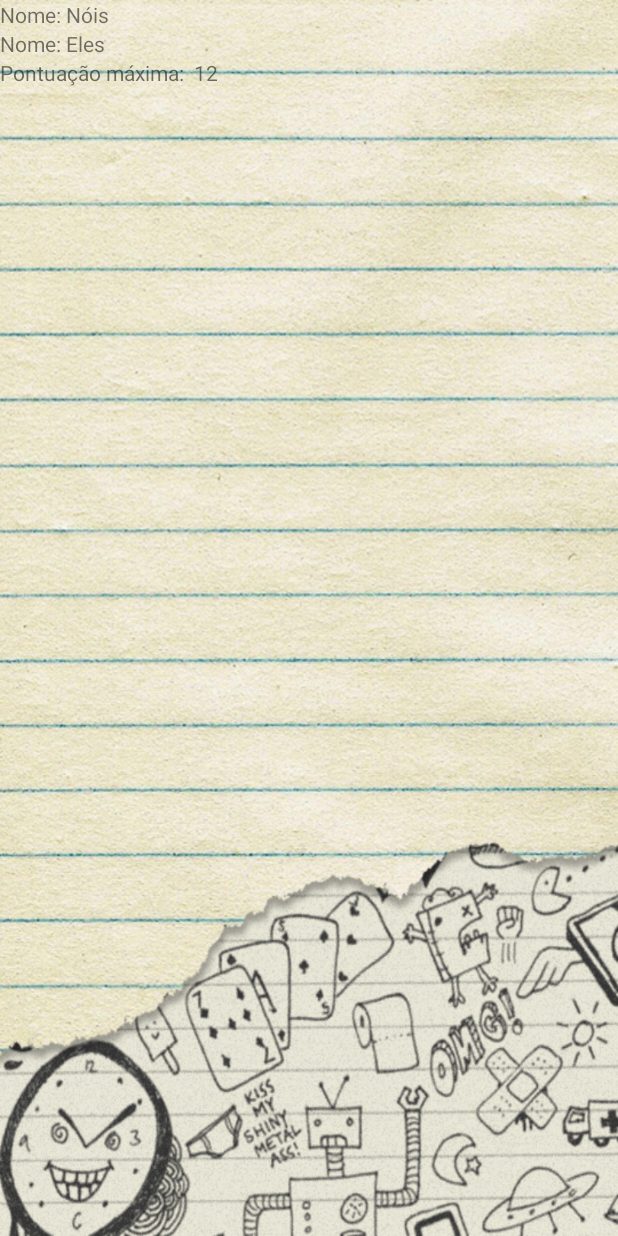
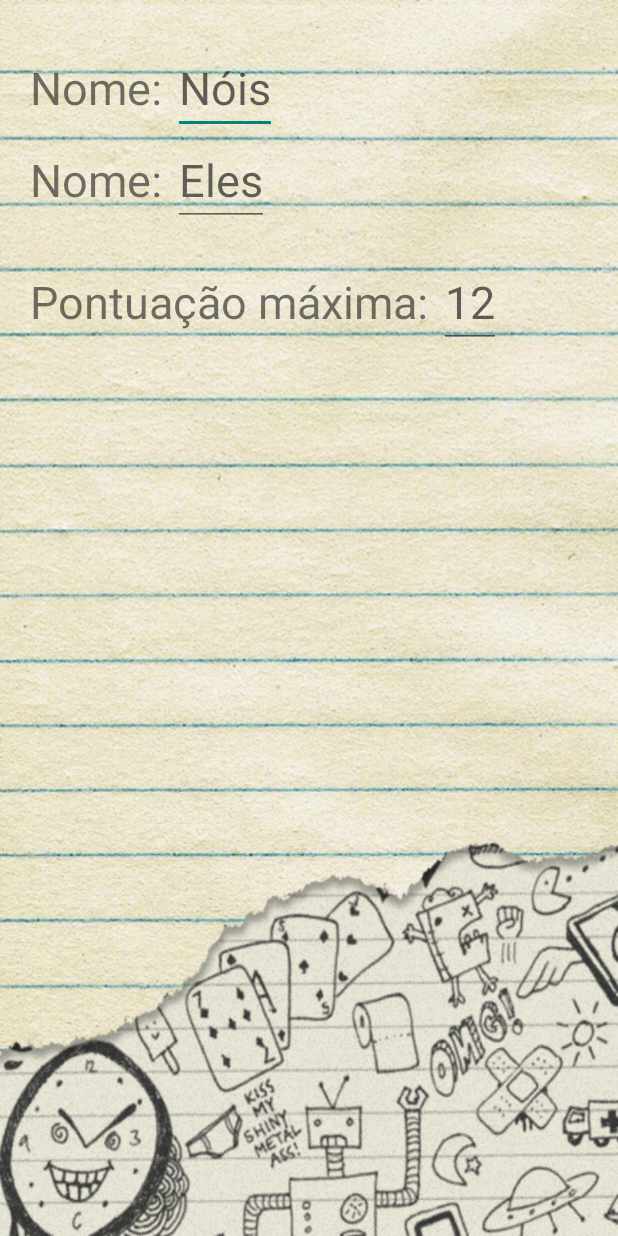
Before and after one commit to wellyogui/TrucoCounter, an Android app: the layout activity_config.xml on its own in the app's theme, with its tools: preview values and no code run, on a phone screen of 412 x 824 dp. Run offline under Robolectric (Android 15) with nearby library versions, the light colour scheme and no system bars.

Commit message:
tela de config (fazer a funcionalidade), splashscreen

```diff
--- a/app/src/main/java/wellington/br/com/trucocounter/SplashScreen.java
+++ b/app/src/main/java/wellington/br/com/trucocounter/SplashScreen.java
@@ -1,6 +1,7 @@
 package wellington.br.com.trucocounter;
 
 import android.content.Intent;
+import android.os.Handler;
 import android.support.v7.app.AppCompatActivity;
 import android.os.Bundle;
 
@@ -8,12 +9,27 @@ import butterknife.ButterKnife;
 
 public class SplashScreen extends AppCompatActivity {
 
+    private int SPLASH_SCREEN_TIME = 2500;
+
     @Override
     protected void onCreate(Bundle savedInstanceState) {
         super.onCreate(savedInstanceState);
         setContentView(R.layout.activity_splash_screen);
         ButterKnife.bind(this);
 
+
+        new Handler().postDelayed(new Runnable(){
+            @Override
+            public void run() {
+                startMainActivity();
+            }
+        }, SPLASH_SCREEN_TIME);
+
+
+    }
+
+
+    private void startMainActivity() {
         Bundle bundle = new Bundle();
         if (bundle != null){
 
--- a/app/src/main/res/layout/activity_config.xml
+++ b/app/src/main/res/layout/activity_config.xml
@@ -12,21 +12,31 @@
         android:orientation="vertical"
         android:background="@drawable/bg_config">
 
-
+        <LinearLayout
+            android:layout_width="wrap_content"
+            android:layout_height="wrap_content"
+            android:orientation="vertical"
+            android:paddingLeft="20dp">
 
             <LinearLayout
                 android:layout_width="wrap_content"
-            android:layout_height="wrap_content">
+                android:layout_height="wrap_content"
+                android:paddingTop="28dp">
 
                 <TextView
+                    android:id="@+id/tvNameWeLabel"
                     android:layout_width="wrap_content"
                     android:layout_height="wrap_content"
-                android:text="Nome: "/>
+                    android:text="Nome: "
+                    android:textSize="30dp"/>
 
-            <TextView
+                <EditText
+                    android:id="@+id/tvNameWeConfig"
                     android:layout_width="wrap_content"
                     android:layout_height="wrap_content"
-                android:text="Nóis"/>
+                    android:maxLines="1"
+                    android:hint="Nóis"
+                    android:textSize="30dp"/>
 
 
             </LinearLayout>
@@ -39,29 +49,42 @@
                 <TextView
                     android:layout_width="wrap_content"
                     android:layout_height="wrap_content"
-                android:text="Nome: "/>
+                    android:id="@+id/tvNameTheyLabel"
+                    android:text="Nome: "
+                    android:textSize="30dp"/>
 
-            <TextView
+                <EditText
                     android:layout_width="wrap_content"
                     android:layout_height="wrap_content"
-                android:text="Eles"/>
+                    android:id="@+id/tvNameTheyConfig"
+                    android:maxLines="1"
+                    android:hint="Eles"
+                    android:textSize="30dp"/>
 
             </LinearLayout>
 
 
             <LinearLayout
                 android:layout_width="wrap_content"
-            android:layout_height="wrap_content">
+                android:layout_height="wrap_content"
+                android:orientation="horizontal"
+                android:paddingTop="20dp">
 
                 <TextView
                     android:layout_width="wrap_content"
                     android:layout_height="wrap_content"
-                android:text="Pontuação máxima:  "/>
+                    android:id="@+id/tvPontMaxLabel"
+                    android:text="Pontuação máxima: "
+                    android:textSize="30dp"/>
 
-            <TextView
+                <EditText
                     android:layout_width="wrap_content"
                     android:layout_height="wrap_content"
-                android:text="12"/>
+                    android:id="@+id/tvPontMax"
+                    android:maxLines="1"
+                    android:hint="12"
+                    android:inputType="number"
+                    android:textSize="30dp"/>
 
 
             </LinearLayout>
@@ -69,6 +92,11 @@
         </LinearLayout>
 
 
+    </LinearLayout>
+
+
+
+
 
 
 </RelativeLayout>
--- a/app/src/main/res/layout/activity_splash_screen.xml
+++ b/app/src/main/res/layout/activity_splash_screen.xml
@@ -10,6 +10,6 @@
         android:layout_width="match_parent"
         android:layout_height="match_parent"
         android:scaleType="fitXY"
-        android:src="@drawable/splash"/>
+        android:src="@drawable/splashbg"/>
 
 </android.support.constraint.ConstraintLayout>
```
Also changed, not shown: app/src/main/java/wellington/br/com/trucocounter/Config_activity.java (+26 -0 lines), app/src/main/res/drawable/splashbg.png (added). Lines whose indentation alone changed are shown as unchanged.
